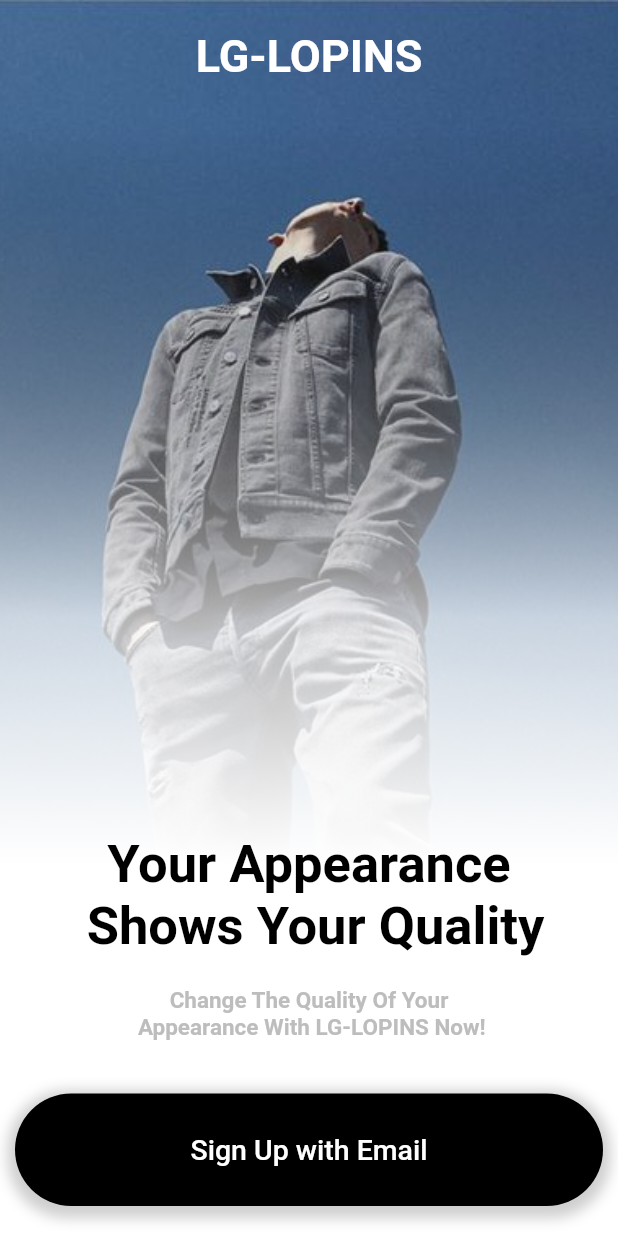
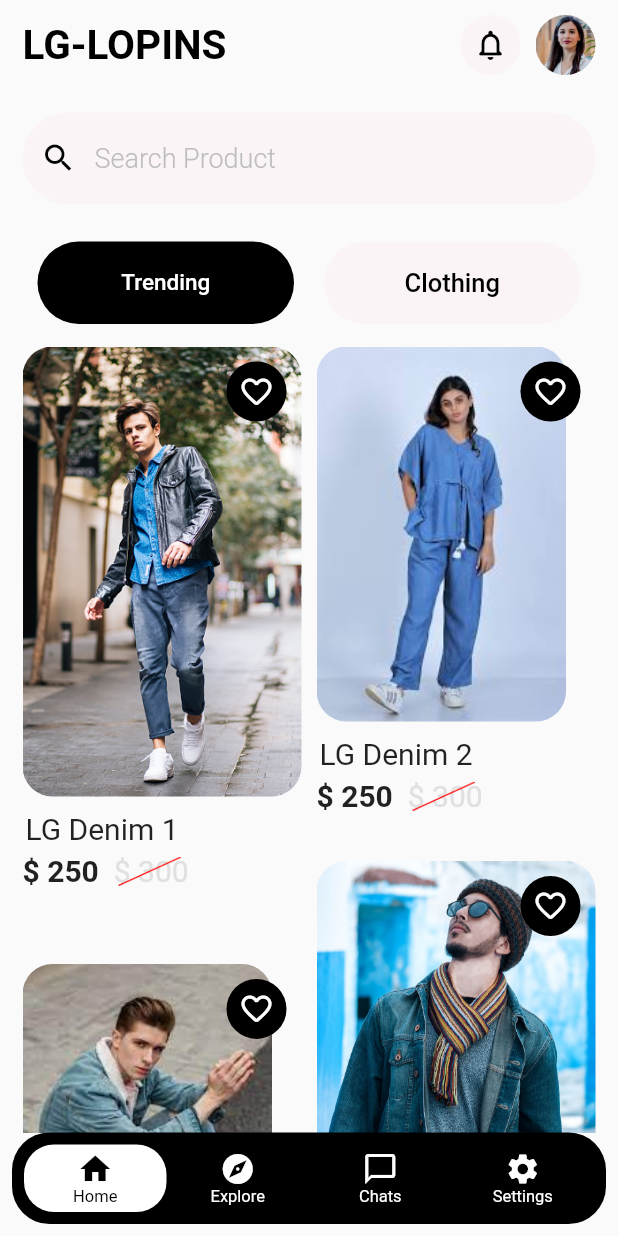
Before and after one commit to akhilaand/ecommerce_app_ui_week7, a Flutter app: the screen it shows after launch, on a phone screen of 412 x 824 dp. Run offline on Flutter 3.47's test engine with Material 2 defaults, Android fonts, the phone set to English and light mode, and no system bars; drawn by our look-alikes of floating_bottom_navigation_bar; our stand-ins replace google_fonts.

Commit message:
home screen completed

```diff
--- a/lib/constants/colors.dart
+++ b/lib/constants/colors.dart
@@ -8,4 +8,6 @@ const Color black = Colors.black;
 const Color grey = Colors.grey;
 const Color grey400 = Color(0xFFBDBDBD);
 
+const Color pink100 = Color(0xFFF8BBD0);
+
 const Color transparent = Colors.transparent;
--- /dev/null
+++ b/lib/data/product_list_data.dart
@@ -0,0 +1,44 @@
+import '../modal/product_list_modal.dart';
+
+List<ProductListModal> productList = [
+  ProductListModal(
+      productImage: "assets/images/product1.jpg",
+      productName: "LG Denim 1",
+      productOldPrice: "\$ 300",
+      productPrice: "\$ 250"),
+  ProductListModal(
+      productImage: "assets/images/product2.jpeg",
+      productName: "LG Denim 2",
+      productOldPrice: "\$ 300",
+      productPrice: "\$ 250"),
+  ProductListModal(
+      productImage: "assets/images/product3.jpg",
+      productName: "LG Denim 3",
+      productOldPrice: "\$ 300",
+      productPrice: "\$ 250"),
+  ProductListModal(
+      productImage: "assets/images/product4.jpeg",
+      productName: "LG Denim 4",
+      productOldPrice: "\$ 300",
+      productPrice: "\$ 250"),
+  ProductListModal(
+      productImage: "assets/images/product1.jpg",
+      productName: "LG Denim 1",
+      productOldPrice: "\$ 300",
+      productPrice: "\$ 250"),
+  ProductListModal(
+      productImage: "assets/images/product2.jpeg",
+      productName: "LG Denim 2",
+      productOldPrice: "\$ 300",
+      productPrice: "\$ 250"),
+  ProductListModal(
+      productImage: "assets/images/product3.jpg",
+      productName: "LG Denim 3",
+      productOldPrice: "\$ 300",
+      productPrice: "\$ 250"),
+  ProductListModal(
+      productImage: "assets/images/product4.jpeg",
+      productName: "LG Denim 4",
+      productOldPrice: "\$ 300",
+      productPrice: "\$ 250"),
+];
--- a/lib/main.dart
+++ b/lib/main.dart
@@ -1,4 +1,6 @@
+import 'package:cloth_app/presentation/homeScreen/home_screen.dart';
 import 'package:cloth_app/presentation/landingScreen/landing_screen.dart';
+import 'package:cloth_app/widgets/bottom_navigation_bar.dart';
 import 'package:flutter/material.dart';
 
 void main() {
@@ -25,7 +27,7 @@ class MyApp extends StatelessWidget {
         // is not restarted.
         primarySwatch: Colors.blue,
       ),
-      home: const LandingScreen(),
+      home: const CustomBottomNavigtionBar(),
     );
   }
 }
--- /dev/null
+++ b/lib/modal/product_list_modal.dart
@@ -0,0 +1,12 @@
+class ProductListModal {
+  final String productName;
+  final String productPrice;
+  final String productOldPrice;
+  final String productImage;
+
+  ProductListModal(
+      {required this.productImage,
+      required this.productName,
+      required this.productOldPrice,
+      required this.productPrice});
+}
--- /dev/null
+++ b/lib/presentation/homeScreen/components/build_product_container.dart
@@ -0,0 +1,95 @@
+import 'package:flutter/material.dart';
+import 'package:google_fonts/google_fonts.dart';
+
+import '../../../constants/colors.dart';
+
+class BuildProductContainer extends StatelessWidget {
+  final String productName;
+  final String productImage;
+  final String productOldPrice;
+  final String productNewPrice;
+  final int index;
+  const BuildProductContainer({
+    Key? key,
+    required this.productName,
+    required this.productImage,
+    required this.productOldPrice,
+    required this.productNewPrice,
+    required this.index,
+  }) : super(key: key);
+
+  @override
+  Widget build(BuildContext context) {
+    return Stack(
+      children: [
+        Column(
+          crossAxisAlignment: CrossAxisAlignment.start,
+          children: [
+            SizedBox(
+              height: index.isEven ? 300 : 250,
+              child: ClipRRect(
+                  borderRadius: BorderRadius.all(Radius.circular(20)),
+                  child: Image.asset(
+                    productImage,
+                    fit: BoxFit.cover,
+                  )),
+            ),
+            Padding(
+              padding: const EdgeInsets.only(top: 10, left: 2, bottom: 5),
+              child: Text(
+                productName,
+                overflow: TextOverflow.ellipsis,
+                style: GoogleFonts.roboto(
+                    fontSize: 20, fontWeight: FontWeight.w400),
+              ),
+            ),
+            Row(
+              children: [
+                Text(
+                  productNewPrice,
+                  overflow: TextOverflow.ellipsis,
+                  style: GoogleFonts.roboto(
+                      fontSize: 20, fontWeight: FontWeight.w700),
+                ),
+                const SizedBox(
+                  width: 10,
+                ),
+                Stack(
+                  children: [
+                    Text(
+                      productOldPrice,
+                      overflow: TextOverflow.ellipsis,
+                      style: GoogleFonts.roboto(
+                          decorationColor: Colors.red,
+                          fontSize: 20,
+                          color: Colors.grey.shade300,
+                          fontWeight: FontWeight.w400),
+                    ),
+                    Positioned(
+                      top: 2,
+                      left: 3,
+                      child: SizedBox(
+                          width: 42,
+                          child: Image.asset("assets/images/strike.png")),
+                    )
+                  ],
+                ),
+              ],
+            ),
+          ],
+        ),
+        const Positioned(
+          right: 10,
+          top: 10,
+          child: CircleAvatar(
+            backgroundColor: black,
+            child: Icon(
+              Icons.favorite_outline_rounded,
+              color: white,
+            ),
+          ),
+        ),
+      ],
+    );
+  }
+}
--- /dev/null
+++ b/lib/presentation/homeScreen/components/custom_appbar.dart
@@ -0,0 +1,41 @@
+import 'package:flutter/material.dart';
+import 'package:google_fonts/google_fonts.dart';
+
+import '../../../constants/colors.dart';
+class CustomAppbarWidget extends StatelessWidget {
+  const CustomAppbarWidget({
+    Key? key,
+  }) : super(key: key);
+
+  @override
+  Widget build(BuildContext context) {
+    return Row(
+      mainAxisAlignment: MainAxisAlignment.spaceBetween,
+      children: [
+        Text(
+          "LG-LOPINS",
+          style: GoogleFonts.roboto(
+              color: black,
+              fontWeight: FontWeight.w600,
+              fontSize: 27),
+        ),
+        Row(
+          children: [
+            CircleAvatar(
+                backgroundColor: pink100.withOpacity(0.1),
+                child: const Icon(
+                  Icons.notifications_none_rounded,
+                  color: black,
+                )),
+            const SizedBox(
+              width: 10,
+            ),
+            CircleAvatar(
+                backgroundColor: pink100.withOpacity(0.1),
+                backgroundImage: const AssetImage("assets/images/profile.jpg"))
+          ],
+        ),
+      ],
+    );
+  }
+}
--- /dev/null
+++ b/lib/presentation/homeScreen/components/custom_textfiled.dart
@@ -0,0 +1,30 @@
+import 'package:flutter/material.dart';
+
+import '../../../constants/colors.dart';
+
+class CustomTextField extends StatelessWidget {
+  const CustomTextField({
+    Key? key,
+  }) : super(key: key);
+
+  @override
+  Widget build(BuildContext context) {
+    return TextField(
+      decoration: InputDecoration(
+          border: OutlineInputBorder(
+              borderRadius: BorderRadius.circular(30.0),
+              borderSide: BorderSide.none),
+          prefixIcon: IconButton(
+              onPressed: () {},
+              icon: const Icon(
+                Icons.search,
+                color: black,
+              )),
+          filled: true,
+          hintStyle: const TextStyle(
+              color: grey400, fontWeight: FontWeight.w300, fontSize: 18),
+          hintText: "Search Product",
+          fillColor: pink100.withOpacity(0.1)),
+    );
+  }
+}
--- /dev/null
+++ b/lib/presentation/homeScreen/components/product_list_widget.dart
@@ -0,0 +1,86 @@
+import 'package:cloth_app/constants/colors.dart';
+import 'package:cloth_app/data/product_list_data.dart';
+import 'package:flutter/material.dart';
+import 'package:google_fonts/google_fonts.dart';
+
+import '../../../widgets/custom_container_button.dart';
+import 'package:flutter_staggered_grid_view/flutter_staggered_grid_view.dart';
+
+import 'build_product_container.dart';
+
+class ProductListWidget extends StatefulWidget {
+  const ProductListWidget({
+    Key? key,
+  }) : super(key: key);
+
+  @override
+  State<ProductListWidget> createState() => _ProductListWidgetState();
+}
+
+class _ProductListWidgetState extends State<ProductListWidget> {
+  bool isTrending = true;
+  @override
+  Widget build(BuildContext context) {
+    Size size = MediaQuery.of(context).size;
+    return Column(children: [
+      buildCategoryButtons(),
+      const SizedBox(
+        height: 15,
+      ),
+      StaggeredGridView.countBuilder(
+        physics: const NeverScrollableScrollPhysics(),
+        crossAxisCount: 4,
+        itemCount: productList.length,
+        shrinkWrap: true,
+        itemBuilder: (BuildContext context, int index) => BuildProductContainer(
+          productName: productList[index].productName,
+          productImage: productList[index].productImage,
+          index: index,
+          productNewPrice: productList[index].productPrice,
+          productOldPrice: productList[index].productOldPrice,
+        ),
+        staggeredTileBuilder: (int index) =>
+            StaggeredTile.count(2, index.isEven ? 4.2 : 3.5),
+        mainAxisSpacing: 12.0,
+        crossAxisSpacing: 10.0,
+      )
+    ]);
+  }
+
+  Row buildCategoryButtons() {
+    return Row(
+      children: [
+        Expanded(
+            child: InkWell(
+                onTap: () {
+                  setState(() {
+                    isTrending = true;
+                  });
+                },
+                child: BuildCustomContainerButton(
+                  buttonText: "Trending",
+                  height: 55,
+                  bgColor: isTrending ? black : pink100.withOpacity(0.1),
+                  isShadowRequired: false,
+                  textColor: isTrending ? white : black,
+                  textSize: 15,
+                ))),
+        Expanded(
+            child: InkWell(
+                onTap: () {
+                  setState(() {
+                    isTrending = false;
+                  });
+                },
+                child: BuildCustomContainerButton(
+                  buttonText: "Clothing",
+                  height: 55,
+                  bgColor: isTrending ? pink100.withOpacity(0.1) : black,
+                  textColor: isTrending ? black : white,
+                  isShadowRequired: false,
+                  textSize: 17,
+                ))),
+      ],
+    );
+  }
+}
--- /dev/null
+++ b/lib/presentation/homeScreen/home_screen.dart
@@ -0,0 +1,37 @@
+import 'package:cloth_app/widgets/custom_container_button.dart';
+import 'package:flutter/material.dart';
+
+import 'components/custom_appbar.dart';
+import 'components/custom_textfiled.dart';
+import 'components/product_list_widget.dart';
+
+class HomeScreen extends StatelessWidget {
+  const HomeScreen({Key? key}) : super(key: key);
+
+  @override
+  Widget build(BuildContext context) {
+    return Scaffold(
+      body: SafeArea(
+          child: ListView(
+        children: [
+          Padding(
+            padding: const EdgeInsets.symmetric(horizontal: 15, vertical: 10),
+            child: Column(
+              children: const [
+                CustomAppbarWidget(),
+                SizedBox(
+                  height: 25,
+                ),
+                CustomTextField(),
+                SizedBox(
+                  height: 25,
+                ),
+                ProductListWidget()
+              ],
+            ),
+          )
+        ],
+      )),
+    );
+  }
+}
--- /dev/null
+++ b/lib/widgets/bottom_navigation_bar.dart
@@ -0,0 +1,48 @@
+import 'package:cloth_app/presentation/homeScreen/home_screen.dart';
+import 'package:floating_bottom_navigation_bar/floating_bottom_navigation_bar.dart';
+import 'package:flutter/material.dart';
+
+import '../constants/colors.dart';
+
+class CustomBottomNavigtionBar extends StatefulWidget {
+  const CustomBottomNavigtionBar({Key? key}) : super(key: key);
+
+  @override
+  State<CustomBottomNavigtionBar> createState() =>
+      _CustomBottomNavigtionBarState();
+}
+
+class _CustomBottomNavigtionBarState extends State<CustomBottomNavigtionBar> {
+  static final _pageList = [
+    HomeScreen(),
+    HomeScreen(),
+    HomeScreen(),
+    HomeScreen()
+  ];
+  int currentIndex = 0;
+  @override
+  Widget build(BuildContext context) {
+    return Scaffold(
+      body: _pageList[currentIndex],
+      extendBody: false,
+      bottomNavigationBar: FloatingNavbar(
+
+        margin: const EdgeInsets.only(left: 8, right: 8, bottom: 8),
+        borderRadius: 25,
+        itemBorderRadius: 20,
+        onTap: (int index) {
+          setState(() {
+            currentIndex = index;
+          });
+        },
+        currentIndex: currentIndex,
+        items: [
+          FloatingNavbarItem(icon: Icons.home, title: 'Home'),
+          FloatingNavbarItem(icon: Icons.explore, title: 'Explore'),
+          FloatingNavbarItem(icon: Icons.chat_bubble_outline, title: 'Chats'),
+          FloatingNavbarItem(icon: Icons.settings, title: 'Settings'),
+        ],
+      ),
+    );
+  }
+}
--- a/lib/widgets/custom_container_button.dart
+++ b/lib/widgets/custom_container_button.dart
@@ -6,34 +6,45 @@ import '../constants/colors.dart';
 
 class BuildCustomContainerButton extends StatelessWidget {
   final String buttonText;
+  final double height;
+  final Color bgColor;
+  final Color textColor;
+  final double textSize;
+  final bool isShadowRequired;
   const BuildCustomContainerButton({
     required this.buttonText,
+    this.height=75,
+    this.bgColor=black,
+    this.textColor=white,
+    this.textSize=19,
+    this.isShadowRequired=true,
     Key? key,
   }) : super(key: key);
 
   @override
   Widget build(BuildContext context) {
+    Size size=MediaQuery.of(context).size;
     return Padding(
       padding: const EdgeInsets.symmetric(horizontal: 10),
       child: Container(
-        height: 75,
-        width: double.infinity,
+        height: height,
+        width: size.width,
         decoration: BoxDecoration(
             boxShadow: [
               BoxShadow(
-                color: Colors.grey.withOpacity(0.5),
+                color: isShadowRequired?Colors.grey.withOpacity(0.5):Colors.transparent,
                 spreadRadius: 5,
                 blurRadius: 7,
                 offset: const Offset(0, 3),
               ),
             ],
-            color: black,
+            color: bgColor,
             borderRadius: const BorderRadius.all(Radius.circular(40))),
         child: Center(
             child: Text(
           buttonText,
           style: GoogleFonts.roboto(
-              color: white, fontSize: 19, fontWeight: FontWeight.w500),
+              color: textColor, fontSize: textSize, fontWeight: FontWeight.w500),
         )),
       ),
     );
--- a/pubspec.yaml
+++ b/pubspec.yaml
@@ -36,6 +36,9 @@ dependencies:
   # The following adds the Cupertino Icons font to your application.
   # Use with the CupertinoIcons class for iOS style icons.
   cupertino_icons: ^1.0.2
+  google_fonts: ^4.0.3
+  floating_bottom_navigation_bar: ^1.5.2
+  flutter_staggered_grid_view: ^0.4.0
 
 dev_dependencies:
   flutter_test:
@@ -47,8 +50,6 @@ dev_dependencies:
   # package. See that file for information about deactivating specific lint
   # rules and activating additional ones.
   flutter_lints: ^2.0.0
-  google_fonts:
-
 # For information on the generic Dart part of this file, see the
 # following page: https://dart.dev/tools/pub/pubspec
 
```
Also changed, not shown: assets/images/product1.jpg (added), assets/images/product2.jpeg (added), assets/images/product3.jpg (added), assets/images/product4.jpeg (added), assets/images/profile.jpg (added), assets/images/strike.png (added), pubspec.lock.
